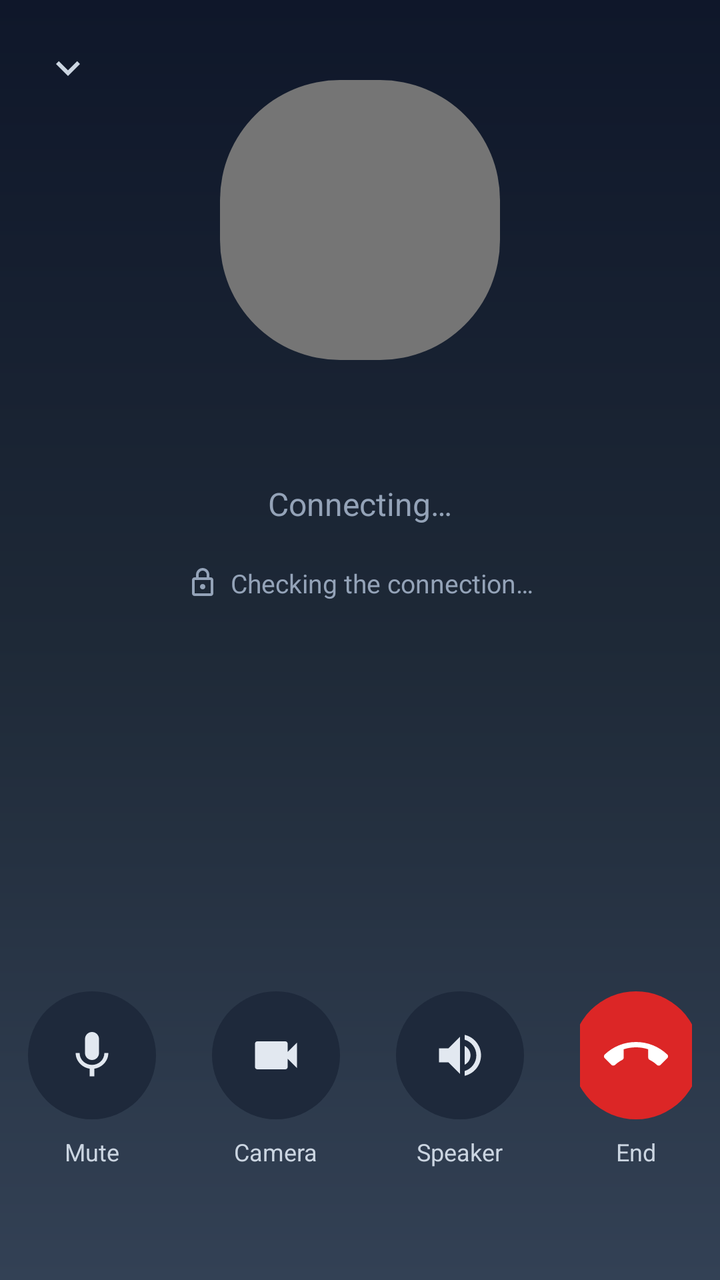
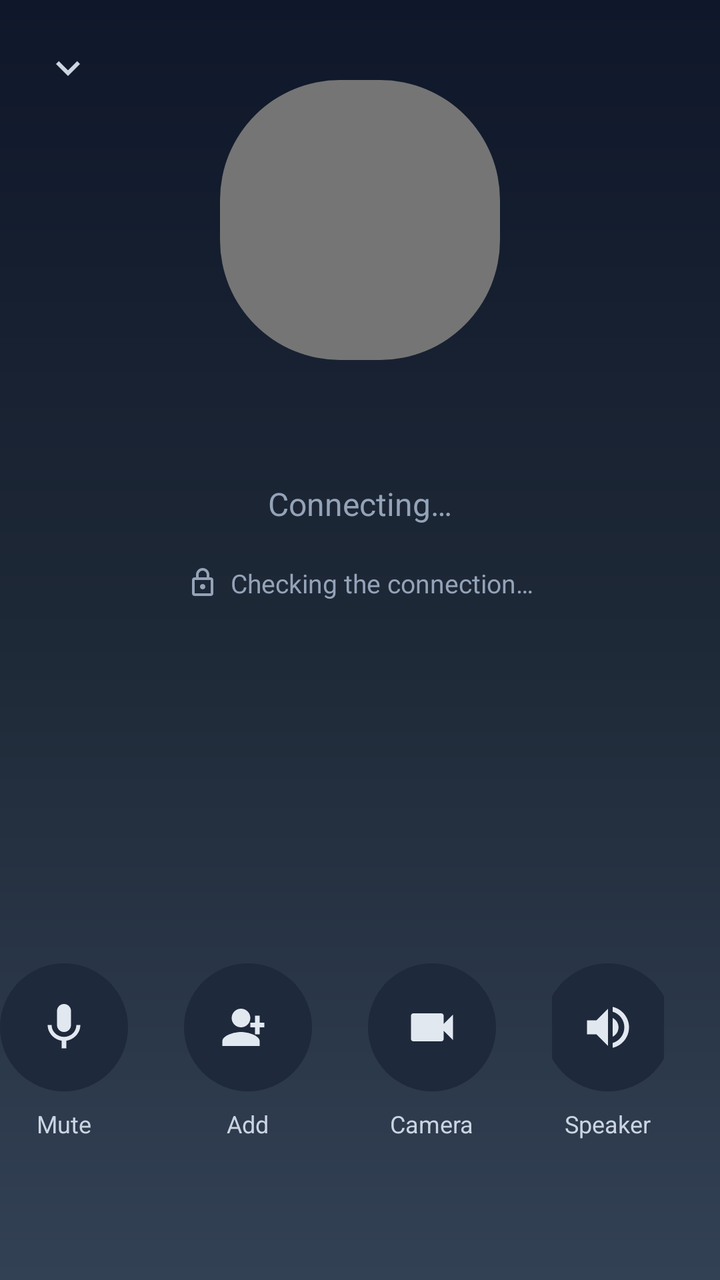

The first picture is an Android layout as it rendered before a commit; the second is the same layout after the commit. The layout source and the unified diff follow.
<!-- AndroidManifest.xml: application theme Theme.UnlimitedPossibilities12 -->
<!-- res/layout/activity_voice_call.xml -->
<?xml version="1.0" encoding="utf-8"?>
<androidx.constraintlayout.widget.ConstraintLayout
    xmlns:android="http://schemas.android.com/apk/res/android"
    xmlns:app="http://schemas.android.com/apk/res-auto"
    android:layout_width="match_parent"
    android:layout_height="match_parent"
    android:background="@drawable/gradient_voice_call_background">

    
    <ImageView
        android:id="@+id/minimize_button"
        android:layout_width="44dp"
        android:layout_height="44dp"
        android:layout_margin="12dp"
        android:background="?attr/selectableItemBackgroundBorderless"
        android:clickable="true"
        android:contentDescription="@string/call_minimize"
        android:focusable="true"
        android:padding="10dp"
        android:src="@drawable/ic_chevron_down"
        app:layout_constraintTop_toTopOf="parent"
        app:layout_constraintStart_toStartOf="parent"
        app:tint="#CBD5E1" />

    
    <org.webrtc.SurfaceViewRenderer
        android:id="@+id/remote_video_view"
        android:layout_width="0dp"
        android:layout_height="0dp"
        android:visibility="gone"
        app:layout_constraintTop_toTopOf="parent"
        app:layout_constraintBottom_toTopOf="@id/call_controls"
        app:layout_constraintStart_toStartOf="parent"
        app:layout_constraintEnd_toEndOf="parent" />

    
    <org.webrtc.SurfaceViewRenderer
        android:id="@+id/local_video_view"
        android:layout_width="110dp"
        android:layout_height="170dp"
        android:layout_margin="16dp"
        android:visibility="gone"
        app:layout_constraintTop_toTopOf="parent"
        app:layout_constraintEnd_toEndOf="parent" />

    
    <FrameLayout
        android:id="@+id/avatar_card"
        android:layout_width="140dp"
        android:layout_height="140dp"
        android:layout_marginTop="40dp"
        app:layout_constraintTop_toTopOf="parent"
        app:layout_constraintStart_toStartOf="parent"
        app:layout_constraintEnd_toEndOf="parent"
        app:layout_constraintVertical_bias="0.18">

        <ImageView
            android:id="@+id/call_avatar_image"
            android:layout_width="match_parent"
            android:layout_height="match_parent"
            android:contentDescription="@null"
            android:scaleType="centerCrop" />

        <TextView
            android:id="@+id/call_avatar_text"
            android:layout_width="match_parent"
            android:layout_height="match_parent"
            android:background="@drawable/circle_background"
            android:gravity="center"
            android:textColor="#FFFFFF"
            android:textSize="52sp"
            android:textStyle="bold" />
    </FrameLayout>

    <TextView
        android:id="@+id/call_title"
        android:layout_width="0dp"
        android:layout_height="wrap_content"
        android:layout_marginTop="20dp"
        android:layout_marginHorizontal="24dp"
        android:ellipsize="end"
        android:gravity="center"
        android:maxLines="1"
        android:textColor="#F1F5F9"
        android:textSize="26sp"
        android:textStyle="bold"
        app:layout_constraintTop_toBottomOf="@id/avatar_card"
        app:layout_constraintStart_toStartOf="parent"
        app:layout_constraintEnd_toEndOf="parent" />

    
    <TextView
        android:id="@+id/call_status"
        android:layout_width="wrap_content"
        android:layout_height="wrap_content"
        android:layout_marginTop="6dp"
        android:text="@string/call_connecting"
        android:textColor="#94A3B8"
        android:textSize="16sp"
        app:layout_constraintTop_toBottomOf="@id/call_title"
        app:layout_constraintStart_toStartOf="parent"
        app:layout_constraintEnd_toEndOf="parent" />

    <TextView
        android:id="@+id/call_timer"
        android:layout_width="wrap_content"
        android:layout_height="wrap_content"
        android:layout_marginTop="2dp"
        android:text="00:00"
        android:textColor="#CBD5E1"
        android:textSize="18sp"
        android:visibility="gone"
        app:layout_constraintTop_toBottomOf="@id/call_status"
        app:layout_constraintStart_toStartOf="parent"
        app:layout_constraintEnd_toEndOf="parent" />

    
    <LinearLayout
        android:id="@+id/call_security"
        android:layout_width="wrap_content"
        android:layout_height="wrap_content"
        android:layout_marginTop="14dp"
        android:background="?attr/selectableItemBackground"
        android:clickable="true"
        android:focusable="true"
        android:gravity="center_vertical"
        android:orientation="horizontal"
        android:paddingHorizontal="12dp"
        android:paddingVertical="6dp"
        app:layout_constraintTop_toBottomOf="@id/call_timer"
        app:layout_constraintStart_toStartOf="parent"
        app:layout_constraintEnd_toEndOf="parent">

        <ImageView
            android:id="@+id/call_security_icon"
            android:layout_width="16dp"
            android:layout_height="16dp"
            android:contentDescription="@string/call_security_encrypted"
            android:src="@drawable/ic_lock"
            app:tint="#94A3B8" />

        <TextView
            android:id="@+id/call_security_text"
            android:layout_width="wrap_content"
            android:layout_height="wrap_content"
            android:layout_marginStart="6dp"
            android:text="@string/call_security_checking"
            android:textColor="#94A3B8"
            android:textSize="13sp" />
    </LinearLayout>

    
    <LinearLayout
        android:id="@+id/call_controls"
        android:layout_width="wrap_content"
        android:layout_height="wrap_content"
        android:layout_marginBottom="56dp"
        android:gravity="center"
        android:orientation="horizontal"
        app:layout_constraintBottom_toBottomOf="parent"
        app:layout_constraintStart_toStartOf="parent"
        app:layout_constraintEnd_toEndOf="parent">

        <LinearLayout
            android:layout_width="wrap_content"
            android:layout_height="wrap_content"
            android:layout_marginHorizontal="14dp"
            android:gravity="center"
            android:orientation="vertical">

            <ImageView
                android:id="@+id/mute_button"
                android:layout_width="64dp"
                android:layout_height="64dp"
                android:background="@drawable/circle_background"
                android:backgroundTint="#1E293B"
                android:clickable="true"
                android:contentDescription="@string/call_mute"
                android:focusable="true"
                android:padding="18dp"
                android:src="@drawable/ic_mic_white"
                app:tint="#E2E8F0" />

            <TextView
                android:id="@+id/mute_label"
                android:layout_width="wrap_content"
                android:layout_height="wrap_content"
                android:layout_marginTop="8dp"
                android:text="@string/call_mute"
                android:textColor="#CBD5E1"
                android:textSize="12sp" />
        </LinearLayout>

        <LinearLayout
            android:layout_width="wrap_content"
            android:layout_height="wrap_content"
            android:layout_marginHorizontal="14dp"
            android:gravity="center"
            android:orientation="vertical">

            
            <ImageView
                android:id="@+id/camera_button"
                android:layout_width="64dp"
                android:layout_height="64dp"
                android:background="@drawable/circle_background"
                android:backgroundTint="#1E293B"
                android:clickable="true"
                android:contentDescription="@string/call_camera"
                android:focusable="true"
                android:padding="18dp"
                android:src="@drawable/ic_video_call"
                app:tint="#E2E8F0" />

            <TextView
                android:id="@+id/camera_label"
                android:layout_width="wrap_content"
                android:layout_height="wrap_content"
                android:layout_marginTop="8dp"
                android:text="@string/call_camera"
                android:textColor="#CBD5E1"
                android:textSize="12sp" />
        </LinearLayout>

        <LinearLayout
            android:layout_width="wrap_content"
            android:layout_height="wrap_content"
            android:layout_marginHorizontal="14dp"
            android:gravity="center"
            android:orientation="vertical">

            <ImageView
                android:id="@+id/speaker_button"
                android:layout_width="64dp"
                android:layout_height="64dp"
                android:background="@drawable/circle_background"
                android:backgroundTint="#1E293B"
                android:clickable="true"
                android:contentDescription="@string/call_speaker"
                android:focusable="true"
                android:padding="18dp"
                android:src="@drawable/ic_volume_up"
                app:tint="#E2E8F0" />

            <TextView
                android:id="@+id/speaker_label"
                android:layout_width="wrap_content"
                android:layout_height="wrap_content"
                android:layout_marginTop="8dp"
                android:text="@string/call_speaker"
                android:textColor="#CBD5E1"
                android:textSize="12sp" />
        </LinearLayout>

        <LinearLayout
            android:layout_width="wrap_content"
            android:layout_height="wrap_content"
            android:layout_marginHorizontal="14dp"
            android:gravity="center"
            android:orientation="vertical">

            <ImageView
                android:id="@+id/end_call_button"
                android:layout_width="64dp"
                android:layout_height="64dp"
                android:background="@drawable/circle_background"
                android:backgroundTint="#DC2626"
                android:clickable="true"
                android:contentDescription="@string/call_end"
                android:focusable="true"
                android:padding="16dp"
                android:src="@drawable/ic_call_end_down"
                app:tint="#FFFFFF" />

            <TextView
                android:layout_width="wrap_content"
                android:layout_height="wrap_content"
                android:layout_marginTop="8dp"
                android:text="@string/call_end"
                android:textColor="#CBD5E1"
                android:textSize="12sp" />
        </LinearLayout>
    </LinearLayout>
</androidx.constraintlayout.widget.ConstraintLayout>
<!-- resources referenced by this layout -->
<resources>
  <!-- drawable circle_background (drawable) -->
  <?xml version="1.0" encoding="utf-8"?>
  <shape xmlns:android="http://schemas.android.com/apk/res/android">
      <solid android:color="#757575" />
      <corners android:radius="60dp" />
  </shape>
  <!-- drawable gradient_voice_call_background (drawable) -->
  <?xml version="1.0" encoding="utf-8"?>
  <shape xmlns:android="http://schemas.android.com/apk/res/android">
      <gradient
          android:angle="270"
          android:startColor="#0F172A"
          android:centerColor="#1E2937"
          android:endColor="#334155" />
  </shape>
  <!-- drawable ic_chevron_down (drawable) -->
  <?xml version="1.0" encoding="utf-8"?>
  <vector xmlns:android="http://schemas.android.com/apk/res/android"
      android:width="24dp"
      android:height="24dp"
      android:viewportWidth="24"
      android:viewportHeight="24">
      <path
          android:fillColor="#FFFFFF"
          android:pathData="M7.41,8.59 L12,13.17l4.59,-4.58L18,10l-6,6 -6,-6z" />
  </vector>
  <!-- drawable ic_mic_white (drawable) -->
  <vector xmlns:android="http://schemas.android.com/apk/res/android"
      android:width="24dp"
      android:height="24dp"
      android:viewportWidth="24"
      android:viewportHeight="24">
      <path
          android:fillColor="#FFFFFF"
          android:pathData="M12,14c1.66,0 3,-1.34 3,-3L15,5c0,-1.66 -1.34,-3 -3,-3S9,3.34 9,5v6c0,1.66 1.34,3 3,3zM17.3,11c0,3 -2.54,5.1 -5.3,5.1S6.7,14 6.7,11L5,11c0,3.41 2.72,6.23 6,6.72L11,21h2v-3.28c3.28,-0.48 6,-3.3 6,-6.72h-1.7z"/>
  </vector>
  <!-- drawable ic_video_call (drawable) -->
  <vector xmlns:android="http://schemas.android.com/apk/res/android"
      android:width="24dp"
      android:height="24dp"
      android:viewportWidth="24"
      android:viewportHeight="24">
      <path
          android:fillColor="#000000"
          android:pathData="M17,10.5V7c0-0.55-0.45-1-1-1H4c-0.55,0-1,0.45-1,1v10c0,0.55,0.45,1,1,1h12c0.55,0,1-0.45,1-1v-3.5l4,4v-11l-4,4z"/>
  </vector>
  <!-- drawable ic_volume_up (drawable) -->
  <vector xmlns:android="http://schemas.android.com/apk/res/android"
      android:width="24dp"
      android:height="24dp"
      android:viewportWidth="24"
      android:viewportHeight="24">
      <path
          android:fillColor="#FFFFFF"
          android:pathData="M3,9v6h4l5,5L12,4L7,9H3zM16.5,12c0,-1.77 -1.02,-3.29 -2.5,-4.03v8.05c1.48,-0.73 2.5,-2.25 2.5,-4.02zM14,3.23v2.06c2.89,0.86 5,3.54 5,6.71s-2.11,5.85 -5,6.71v2.06c4.01,-0.91 7,-4.49 7,-8.77s-2.99,-7.86 -7,-8.77z"/>
  </vector>
  <string name="call_camera">Camera</string>
  <string name="call_connecting">Connecting…</string>
  <string name="call_end">End</string>
  <string name="call_minimize">Minimize</string>
  <string name="call_mute">Mute</string>
  <string name="call_security_checking">Checking the connection…</string>
  <string name="call_security_encrypted">Encrypted</string>
  <string name="call_speaker">Speaker</string>
  <style name="Theme.UnlimitedPossibilities12" parent="Base.Theme.UnlimitedPossibilities12" />
  <style name="Base.Theme.UnlimitedPossibilities12" parent="Theme.Material3.DayNight.NoActionBar">
          
          
      </style>
  <!-- unchanged entries left out for length: 2 -->
</resources>

<!-- the commit's change to res/layout/activity_voice_call.xml (unified diff, before → after) -->
@@ -200,6 +200,36 @@
 
             
             <ImageView
+                android:id="@+id/add_button"
+                android:layout_width="64dp"
+                android:layout_height="64dp"
+                android:background="@drawable/circle_background"
+                android:backgroundTint="#1E293B"
+                android:clickable="true"
+                android:contentDescription="@string/call_add"
+                android:focusable="true"
+                android:padding="18dp"
+                android:src="@drawable/ic_group_add"
+                app:tint="#E2E8F0" />
+
+            <TextView
+                android:layout_width="wrap_content"
+                android:layout_height="wrap_content"
+                android:layout_marginTop="8dp"
+                android:text="@string/call_add"
+                android:textColor="#CBD5E1"
+                android:textSize="12sp" />
+        </LinearLayout>
+
+        <LinearLayout
+            android:layout_width="wrap_content"
+            android:layout_height="wrap_content"
+            android:layout_marginHorizontal="14dp"
+            android:gravity="center"
+            android:orientation="vertical">
+
+            
+            <ImageView
                 android:id="@+id/camera_button"
                 android:layout_width="64dp"
                 android:layout_height="64dp"
<!-- resource entries referenced after the edit -->
@@ -25,6 +25,23 @@
       <path
           android:fillColor="#FFFFFF"
           android:pathData="M7.41,8.59 L12,13.17l4.59,-4.58L18,10l-6,6 -6,-6z" />
+  </vector>
+  <!-- drawable ic_group_add (drawable) -->
+  <?xml version="1.0" encoding="utf-8"?>
+  <vector xmlns:android="http://schemas.android.com/apk/res/android"
+      android:width="24dp"
+      android:height="24dp"
+      android:viewportWidth="24"
+      android:viewportHeight="24">
+      <path
+          android:fillColor="#FFFFFF"
+          android:pathData="M9,12c2.21,0 4,-1.79 4,-4s-1.79,-4 -4,-4 -4,1.79 -4,4 1.79,4 4,4z" />
+      <path
+          android:fillColor="#FFFFFF"
+          android:pathData="M9,14c-2.67,0 -8,1.34 -8,4v2h16v-2c0,-2.66 -5.33,-4 -8,-4z" />
+      <path
+          android:fillColor="#FFFFFF"
+          android:pathData="M19,10h-2v-3h-2v3h-2v2h2v3h2v-3h2z" />
   </vector>
   <!-- drawable ic_mic_white (drawable) -->
   <vector xmlns:android="http://schemas.android.com/apk/res/android"
@@ -56,6 +73,7 @@
           android:fillColor="#FFFFFF"
           android:pathData="M3,9v6h4l5,5L12,4L7,9H3zM16.5,12c0,-1.77 -1.02,-3.29 -2.5,-4.03v8.05c1.48,-0.73 2.5,-2.25 2.5,-4.02zM14,3.23v2.06c2.89,0.86 5,3.54 5,6.71s-2.11,5.85 -5,6.71v2.06c4.01,-0.91 7,-4.49 7,-8.77s-2.99,-7.86 -7,-8.77z"/>
   </vector>
+  <string name="call_add">Add</string>
   <string name="call_camera">Camera</string>
   <string name="call_connecting">Connecting…</string>
   <string name="call_end">End</string>
